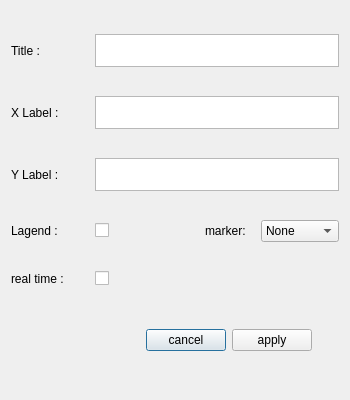
This is customize_dialog.ui in Meliani-Mehdi/Graphite_QT as Qt 5 draws it before an edit. The edited form follows.
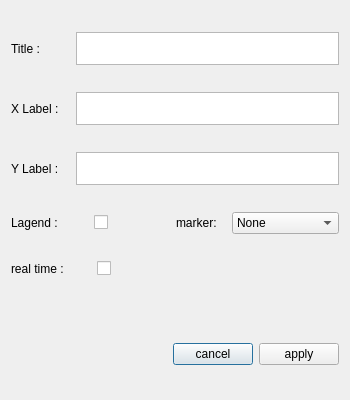
This is the edited form. Icons and pictures are not drawn.

```diff
--- a/customize_dialog.ui
+++ b/customize_dialog.ui
@@ -29,139 +29,155 @@
    <iconset>
     <normaloff>assets/Graphite.png</normaloff>assets/Graphite.png</iconset>
   </property>
-  <layout class="QGridLayout" name="gridLayout">
-   <item row="3" column="1">
-    <widget class="QCheckBox" name="lagend">
-     <property name="text">
-      <string/>
-     </property>
-    </widget>
-   </item>
-   <item row="3" column="0">
-    <widget class="QLabel" name="lagend_lab">
-     <property name="text">
-      <string>Lagend :</string>
-     </property>
-    </widget>
-   </item>
-   <item row="0" column="0">
+  <layout class="QVBoxLayout" name="verticalLayout" stretch="1,1,1,1,1,1,1">
+   <item>
+    <layout class="QHBoxLayout" name="horizontalLayout_2" stretch="2,9">
+     <item>
     <widget class="QLabel" name="title_lab">
      <property name="text">
       <string>Title :</string>
      </property>
     </widget>
    </item>
-   <item row="4" column="0">
-    <widget class="QLabel" name="real_lab">
+     <item>
+      <widget class="QPlainTextEdit" name="graph_title">
      <property name="minimumSize">
       <size>
-       <width>80</width>
-       <height>0</height>
+         <width>0</width>
+         <height>33</height>
       </size>
      </property>
      <property name="maximumSize">
       <size>
-       <width>80</width>
-       <height>16777215</height>
-      </size>
-     </property>
-     <property name="text">
-      <string>real time :</string>
-     </property>
-    </widget>
-   </item>
-   <item row="6" column="3">
-    <widget class="QFrame" name="frame">
-     <property name="minimumSize">
-      <size>
-       <width>200</width>
-       <height>50</height>
-      </size>
-     </property>
-     <property name="maximumSize">
-      <size>
-       <width>280</width>
-       <height>50</height>
-      </size>
-     </property>
-     <property name="styleSheet">
-      <string notr="true">QFrame { 
-	border: none;
-}</string>
-     </property>
-     <property name="frameShape">
-      <enum>QFrame::Shape::StyledPanel</enum>
-     </property>
-     <property name="frameShadow">
-      <enum>QFrame::Shadow::Raised</enum>
-     </property>
-     <layout class="QHBoxLayout" name="horizontalLayout">
-      <item>
-       <spacer name="horizontalSpacer">
-        <property name="orientation">
-         <enum>Qt::Orientation::Horizontal</enum>
-        </property>
-        <property name="sizeHint" stdset="0">
-         <size>
-          <width>40</width>
-          <height>20</height>
-         </size>
-        </property>
-       </spacer>
-      </item>
-      <item>
-       <widget class="QPushButton" name="cancel_btn">
-        <property name="text">
-         <string>cancel</string>
-        </property>
-       </widget>
-      </item>
-      <item>
-       <widget class="QPushButton" name="apply_btn">
-        <property name="text">
-         <string>apply</string>
+         <width>16777215</width>
+         <height>33</height>
+        </size>
+       </property>
+       <property name="acceptDrops">
+        <bool>true</bool>
+       </property>
+       <property name="verticalScrollBarPolicy">
+        <enum>Qt::ScrollBarPolicy::ScrollBarAlwaysOff</enum>
+       </property>
+       <property name="horizontalScrollBarPolicy">
+        <enum>Qt::ScrollBarPolicy::ScrollBarAlwaysOff</enum>
+       </property>
+       <property name="sizeAdjustPolicy">
+        <enum>QAbstractScrollArea::SizeAdjustPolicy::AdjustIgnored</enum>
         </property>
        </widget>
       </item>
      </layout>
-    </widget>
    </item>
-   <item row="6" column="0">
-    <spacer name="horizontalSpacer_2">
-     <property name="orientation">
-      <enum>Qt::Orientation::Horizontal</enum>
-     </property>
-     <property name="sizeHint" stdset="0">
-      <size>
-       <width>40</width>
-       <height>20</height>
-      </size>
-     </property>
-    </spacer>
-   </item>
-   <item row="2" column="0">
-    <widget class="QLabel" name="yLab">
-     <property name="text">
-      <string>Y Label :</string>
-     </property>
-    </widget>
-   </item>
-   <item row="1" column="0">
+   <item>
+    <layout class="QHBoxLayout" name="horizontalLayout_3" stretch="2,9">
+     <item>
     <widget class="QLabel" name="xLab">
      <property name="text">
       <string>X Label :</string>
      </property>
     </widget>
    </item>
-   <item row="4" column="1">
-    <widget class="QCheckBox" name="real">
+     <item>
+      <widget class="QPlainTextEdit" name="xLabel">
+       <property name="minimumSize">
+        <size>
+         <width>0</width>
+         <height>33</height>
+        </size>
+       </property>
+       <property name="maximumSize">
+        <size>
+         <width>16777215</width>
+         <height>33</height>
+        </size>
+       </property>
+       <property name="acceptDrops">
+        <bool>true</bool>
+       </property>
+       <property name="verticalScrollBarPolicy">
+        <enum>Qt::ScrollBarPolicy::ScrollBarAlwaysOff</enum>
+       </property>
+       <property name="horizontalScrollBarPolicy">
+        <enum>Qt::ScrollBarPolicy::ScrollBarAlwaysOff</enum>
+       </property>
+       <property name="sizeAdjustPolicy">
+        <enum>QAbstractScrollArea::SizeAdjustPolicy::AdjustIgnored</enum>
+       </property>
+      </widget>
+     </item>
+    </layout>
+   </item>
+   <item>
+    <layout class="QHBoxLayout" name="horizontalLayout_4" stretch="2,9">
+     <item>
+      <widget class="QLabel" name="yLab">
+       <property name="text">
+        <string>Y Label :</string>
+       </property>
+      </widget>
+     </item>
+     <item>
+      <widget class="QPlainTextEdit" name="yLabel">
+       <property name="minimumSize">
+        <size>
+         <width>0</width>
+         <height>33</height>
+        </size>
+       </property>
+       <property name="maximumSize">
+        <size>
+         <width>16777215</width>
+         <height>33</height>
+        </size>
+       </property>
+       <property name="acceptDrops">
+        <bool>true</bool>
+       </property>
+       <property name="verticalScrollBarPolicy">
+        <enum>Qt::ScrollBarPolicy::ScrollBarAlwaysOff</enum>
+       </property>
+       <property name="horizontalScrollBarPolicy">
+        <enum>Qt::ScrollBarPolicy::ScrollBarAlwaysOff</enum>
+       </property>
+       <property name="sizeAdjustPolicy">
+        <enum>QAbstractScrollArea::SizeAdjustPolicy::AdjustIgnored</enum>
+       </property>
+      </widget>
+     </item>
+    </layout>
+   </item>
+   <item>
+    <layout class="QHBoxLayout" name="horizontalLayout_5">
+     <item>
+      <widget class="QLabel" name="lagend_lab">
+       <property name="text">
+        <string>Lagend :</string>
+       </property>
+      </widget>
+     </item>
+     <item>
+      <widget class="QCheckBox" name="lagend">
      <property name="text">
       <string/>
      </property>
     </widget>
    </item>
-   <item row="3" column="6">
-    <widget class="QComboBox" name="comboBox">
+     <item>
+      <widget class="QLabel" name="marker_lab">
+       <property name="maximumSize">
+        <size>
+         <width>50</width>
+         <height>16777215</height>
+        </size>
+       </property>
+       <property name="text">
+        <string>marker: </string>
+       </property>
+      </widget>
+     </item>
+     <item>
+      <widget class="QComboBox" name="marker">
      <item>
       <property name="text">
        <string>None</string>
@@ -171,175 +187,370 @@
       <property name="text">
        <string>point</string>
       </property>
+        <property name="icon">
+         <iconset>
+          <normaloff>assets/markers/m00.png</normaloff>assets/markers/m00.png</iconset>
+        </property>
      </item>
      <item>
       <property name="text">
        <string>pixel</string>
       </property>
+        <property name="icon">
+         <iconset>
+          <normaloff>assets/markers/m01.png</normaloff>assets/markers/m01.png</iconset>
+        </property>
      </item>
      <item>
       <property name="text">
        <string>circle</string>
       </property>
-     </item>
-     <item>
-      <property name="text">
-       <string>triangle down</string>
+        <property name="icon">
+         <iconset>
+          <normaloff>assets/markers/m02.png</normaloff>assets/markers/m02.png</iconset>
       </property>
      </item>
      <item>
       <property name="text">
        <string>triangle up</string>
       </property>
+        <property name="icon">
+         <iconset>
+          <normaloff>assets/markers/m04.png</normaloff>assets/markers/m04.png</iconset>
+        </property>
      </item>
      <item>
       <property name="text">
-       <string>triangle left</string>
+         <string>triangle down</string>
+        </property>
+        <property name="icon">
+         <iconset>
+          <normaloff>assets/markers/m03.png</normaloff>assets/markers/m03.png</iconset>
       </property>
      </item>
      <item>
       <property name="text">
        <string>triangle right</string>
       </property>
+        <property name="icon">
+         <iconset>
+          <normaloff>assets/markers/m06.png</normaloff>assets/markers/m06.png</iconset>
+        </property>
      </item>
      <item>
       <property name="text">
-       <string>tri down</string>
+         <string>triangle left</string>
+        </property>
+        <property name="icon">
+         <iconset>
+          <normaloff>assets/markers/m05.png</normaloff>assets/markers/m05.png</iconset>
       </property>
      </item>
      <item>
       <property name="text">
        <string>tri up</string>
       </property>
+        <property name="icon">
+         <iconset>
+          <normaloff>assets/markers/m08.png</normaloff>assets/markers/m08.png</iconset>
+        </property>
      </item>
      <item>
       <property name="text">
-       <string>tri left</string>
+         <string>tri down</string>
+        </property>
+        <property name="icon">
+         <iconset>
+          <normaloff>assets/markers/m07.png</normaloff>assets/markers/m07.png</iconset>
       </property>
      </item>
      <item>
       <property name="text">
        <string>tri right</string>
       </property>
+        <property name="icon">
+         <iconset>
+          <normaloff>assets/markers/m10.png</normaloff>assets/markers/m10.png</iconset>
+        </property>
+       </item>
+       <item>
+        <property name="text">
+         <string>tri left</string>
+        </property>
+        <property name="icon">
+         <iconset>
+          <normaloff>assets/markers/m09.png</normaloff>assets/markers/m09.png</iconset>
+        </property>
+       </item>
+       <item>
+        <property name="text">
+         <string>octagon</string>
+        </property>
+        <property name="icon">
+         <iconset>
+          <normaloff>assets/markers/m11.png</normaloff>assets/markers/m11.png</iconset>
+        </property>
      </item>
      <item>
       <property name="text">
        <string>square</string>
       </property>
+        <property name="icon">
+         <iconset>
+          <normaloff>assets/markers/m12.png</normaloff>assets/markers/m12.png</iconset>
+        </property>
      </item>
      <item>
       <property name="text">
        <string>pentagon</string>
       </property>
+        <property name="icon">
+         <iconset>
+          <normaloff>assets/markers/m13.png</normaloff>assets/markers/m13.png</iconset>
+        </property>
      </item>
      <item>
       <property name="text">
        <string>plus</string>
       </property>
+        <property name="icon">
+         <iconset>
+          <normaloff>assets/markers/m17.png</normaloff>assets/markers/m17.png</iconset>
+        </property>
      </item>
      <item>
       <property name="text">
        <string>plus (filled)</string>
       </property>
+        <property name="icon">
+         <iconset>
+          <normaloff>assets/markers/m23.png</normaloff>assets/markers/m23.png</iconset>
+        </property>
+       </item>
+       <item>
+        <property name="text">
+         <string>X</string>
+        </property>
+        <property name="icon">
+         <iconset>
+          <normaloff>assets/markers/m18.png</normaloff>assets/markers/m18.png</iconset>
+        </property>
+       </item>
+       <item>
+        <property name="text">
+         <string>X (filled)</string>
+        </property>
+        <property name="icon">
+         <iconset>
+          <normaloff>assets/markers/m24.png</normaloff>assets/markers/m24.png</iconset>
+        </property>
+       </item>
+       <item>
+        <property name="text">
+         <string>star</string>
+        </property>
+        <property name="icon">
+         <iconset>
+          <normaloff>assets/markers/m14.png</normaloff>assets/markers/m14.png</iconset>
+        </property>
+       </item>
+       <item>
+        <property name="text">
+         <string>hexagon</string>
+        </property>
+        <property name="icon">
+         <iconset>
+          <normaloff>assets/markers/m15.png</normaloff>assets/markers/m15.png</iconset>
+        </property>
+       </item>
+       <item>
+        <property name="text">
+         <string>diamond</string>
+        </property>
+        <property name="icon">
+         <iconset>
+          <normaloff>assets/markers/m19.png</normaloff>assets/markers/m19.png</iconset>
+        </property>
+       </item>
+       <item>
+        <property name="text">
+         <string>thin diamond</string>
+        </property>
+        <property name="icon">
+         <iconset>
+          <normaloff>assets/markers/m20.png</normaloff>assets/markers/m20.png</iconset>
+        </property>
+       </item>
+       <item>
+        <property name="text">
+         <string>vertical line</string>
+        </property>
+        <property name="icon">
+         <iconset>
+          <normaloff>assets/markers/m21.png</normaloff>assets/markers/m21.png</iconset>
+        </property>
+       </item>
+       <item>
+        <property name="text">
+         <string>horizantol line</string>
+        </property>
+        <property name="icon">
+         <iconset>
+          <normaloff>assets/markers/m22.png</normaloff>assets/markers/m22.png</iconset>
+        </property>
+       </item>
+       <item>
+        <property name="text">
+         <string>tick up</string>
+        </property>
+        <property name="icon">
+         <iconset>
+          <normaloff>assets/markers/m27.png</normaloff>assets/markers/m27.png</iconset>
+        </property>
+       </item>
+       <item>
+        <property name="text">
+         <string>tick down</string>
+        </property>
+        <property name="icon">
+         <iconset>
+          <normaloff>assets/markers/m28.png</normaloff>assets/markers/m28.png</iconset>
+        </property>
+       </item>
+       <item>
+        <property name="text">
+         <string>tick right</string>
+        </property>
+        <property name="icon">
+         <iconset>
+          <normaloff>assets/markers/m26.png</normaloff>assets/markers/m26.png</iconset>
+        </property>
+       </item>
+       <item>
+        <property name="text">
+         <string>tick left</string>
+        </property>
+        <property name="icon">
+         <iconset>
+          <normaloff>assets/markers/m25.png</normaloff>assets/markers/m25.png</iconset>
+        </property>
+       </item>
+       <item>
+        <property name="text">
+         <string>caret up</string>
+        </property>
+        <property name="icon">
+         <iconset>
+          <normaloff>assets/markers/m31.png</normaloff>assets/markers/m31.png</iconset>
+        </property>
+       </item>
+       <item>
+        <property name="text">
+         <string>caret down</string>
+        </property>
+        <property name="icon">
+         <iconset>
+          <normaloff>assets/markers/m32.png</normaloff>assets/markers/m32.png</iconset>
+        </property>
+       </item>
+       <item>
+        <property name="text">
+         <string>caret right</string>
+        </property>
+        <property name="icon">
+         <iconset>
+          <normaloff>assets/markers/m30.png</normaloff>assets/markers/m30.png</iconset>
+        </property>
+       </item>
+       <item>
+        <property name="text">
+         <string>caret left</string>
+        </property>
+        <property name="icon">
+         <iconset>
+          <normaloff>assets/markers/m29.png</normaloff>assets/markers/m29.png</iconset>
+        </property>
      </item>
     </widget>
    </item>
-   <item row="3" column="4">
-    <widget class="QLabel" name="label">
+    </layout>
+   </item>
+   <item>
+    <layout class="QHBoxLayout" name="horizontalLayout_6">
+     <item>
+      <widget class="QLabel" name="real_lab">
+       <property name="minimumSize">
+        <size>
+         <width>80</width>
+         <height>0</height>
+        </size>
+       </property>
      <property name="maximumSize">
       <size>
-       <width>50</width>
+         <width>80</width>
        <height>16777215</height>
       </size>
      </property>
      <property name="text">
-      <string>marker: </string>
+        <string>real time :</string>
      </property>
     </widget>
    </item>
-   <item row="2" column="1" colspan="6">
-    <widget class="QPlainTextEdit" name="yLabel">
-     <property name="minimumSize">
-      <size>
-       <width>0</width>
-       <height>33</height>
-      </size>
-     </property>
-     <property name="maximumSize">
-      <size>
-       <width>16777215</width>
-       <height>33</height>
-      </size>
-     </property>
-     <property name="acceptDrops">
-      <bool>true</bool>
-     </property>
-     <property name="verticalScrollBarPolicy">
-      <enum>Qt::ScrollBarPolicy::ScrollBarAlwaysOff</enum>
-     </property>
-     <property name="horizontalScrollBarPolicy">
-      <enum>Qt::ScrollBarPolicy::ScrollBarAlwaysOff</enum>
-     </property>
-     <property name="sizeAdjustPolicy">
-      <enum>QAbstractScrollArea::SizeAdjustPolicy::AdjustIgnored</enum>
-     </property>
-    </widget>
-   </item>
-   <item row="1" column="1" colspan="6">
-    <widget class="QPlainTextEdit" name="xLabel">
-     <property name="minimumSize">
-      <size>
-       <width>0</width>
-       <height>33</height>
-      </size>
+     <item>
+      <widget class="QCheckBox" name="real">
+       <property name="text">
+        <string/>
+       </property>
+      </widget>
+     </item>
+    </layout>
+   </item>
+   <item>
+    <spacer name="verticalSpacer">
+     <property name="orientation">
+      <enum>Qt::Orientation::Vertical</enum>
      </property>
-     <property name="maximumSize">
+     <property name="sizeType">
+      <enum>QSizePolicy::Policy::Fixed</enum>
+     </property>
+     <property name="sizeHint" stdset="0">
       <size>
-       <width>16777215</width>
-       <height>33</height>
+       <width>20</width>
+       <height>40</height>
       </size>
      </property>
-     <property name="acceptDrops">
-      <bool>true</bool>
-     </property>
-     <property name="verticalScrollBarPolicy">
-      <enum>Qt::ScrollBarPolicy::ScrollBarAlwaysOff</enum>
-     </property>
-     <property name="horizontalScrollBarPolicy">
-      <enum>Qt::ScrollBarPolicy::ScrollBarAlwaysOff</enum>
-     </property>
-     <property name="sizeAdjustPolicy">
-      <enum>QAbstractScrollArea::SizeAdjustPolicy::AdjustIgnored</enum>
-     </property>
-    </widget>
+    </spacer>
    </item>
-   <item row="0" column="1" colspan="6">
-    <widget class="QPlainTextEdit" name="graph_title">
-     <property name="minimumSize">
-      <size>
-       <width>0</width>
-       <height>33</height>
-      </size>
-     </property>
-     <property name="maximumSize">
+   <item>
+    <layout class="QHBoxLayout" name="horizontalLayout_7">
+     <item>
+      <spacer name="horizontalSpacer">
+       <property name="orientation">
+        <enum>Qt::Orientation::Horizontal</enum>
+       </property>
+       <property name="sizeHint" stdset="0">
       <size>
-       <width>16777215</width>
-       <height>33</height>
-      </size>
-     </property>
-     <property name="acceptDrops">
-      <bool>true</bool>
-     </property>
-     <property name="verticalScrollBarPolicy">
-      <enum>Qt::ScrollBarPolicy::ScrollBarAlwaysOff</enum>
-     </property>
-     <property name="horizontalScrollBarPolicy">
-      <enum>Qt::ScrollBarPolicy::ScrollBarAlwaysOff</enum>
-     </property>
-     <property name="sizeAdjustPolicy">
-      <enum>QAbstractScrollArea::SizeAdjustPolicy::AdjustIgnored</enum>
-     </property>
-    </widget>
+         <width>40</width>
+         <height>20</height>
+        </size>
+       </property>
+      </spacer>
+     </item>
+     <item>
+      <widget class="QPushButton" name="cancel_btn">
+       <property name="text">
+        <string>cancel</string>
+       </property>
+      </widget>
+     </item>
+     <item>
+      <widget class="QPushButton" name="apply_btn">
+       <property name="text">
+        <string>apply</string>
+       </property>
+      </widget>
+     </item>
+    </layout>
    </item>
   </layout>
  </widget>
```
Lines whose indentation alone changed are shown as unchanged.
